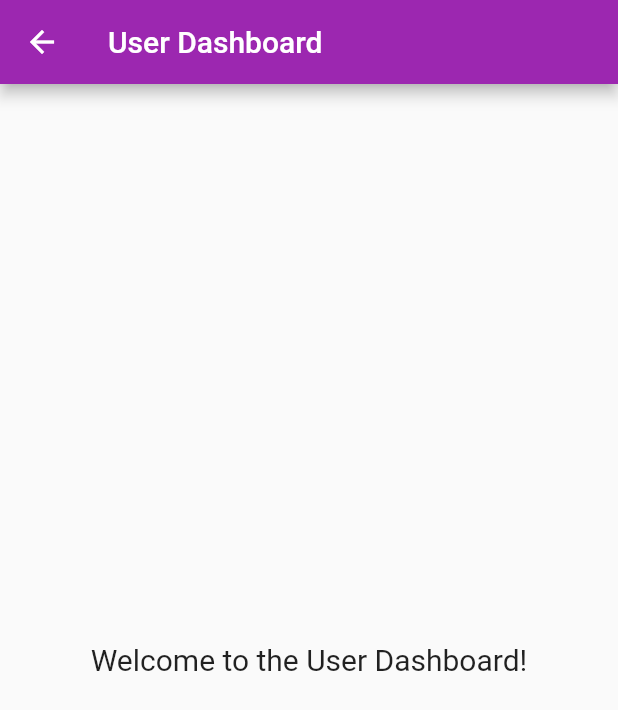
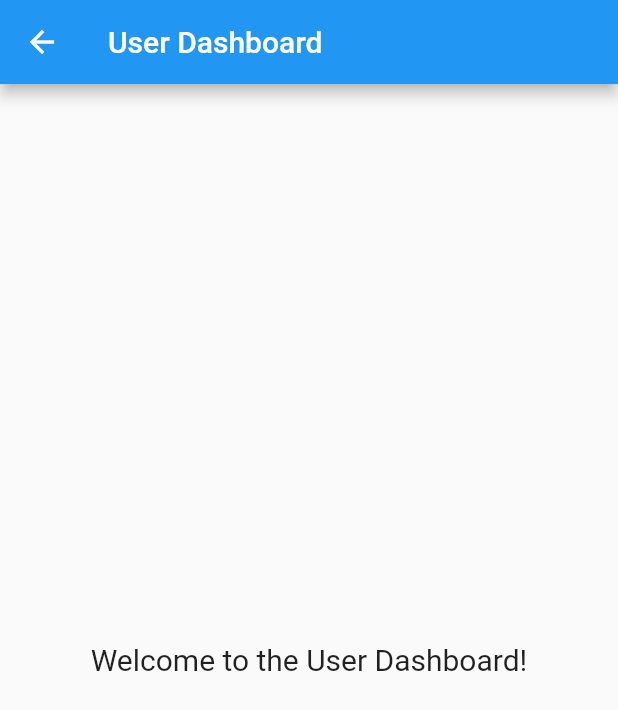
Before and after one commit to Practical02/exam-duty, a Flutter app: the screen it shows after launch, on a phone screen of 412 x 824 dp. Shown: the top 710 px of the screen. Run offline on Flutter 3.47's test engine with Material 2 defaults, Android fonts, the light colour scheme and no system bars.

Commit message:
purple changed back to blue

```diff
--- a/lib/main.dart
+++ b/lib/main.dart
@@ -14,7 +14,7 @@ class MyApp extends StatelessWidget {
     return MaterialApp(
       title: 'Flutter Demo',
       theme: ThemeData(
-        primarySwatch: Colors.purple,
+        primarySwatch: Colors.blue,
       ),
       initialRoute: '/user',
       routes: {
```
Also changed, not shown: pubspec.lock.
